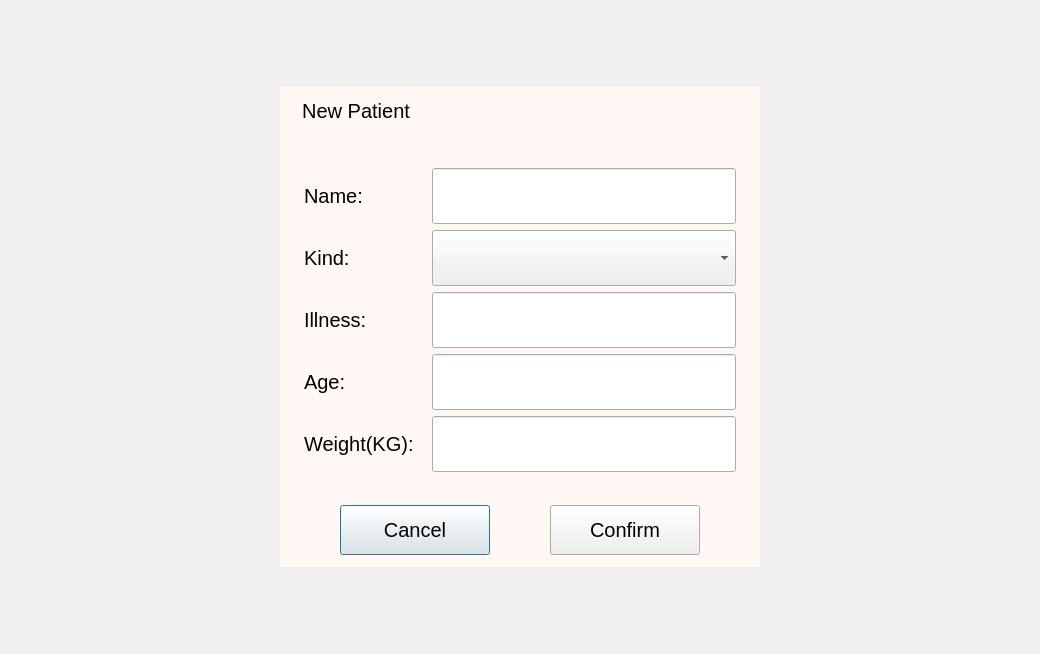
Qt form patientcreate.ui (wangmeng08/BCI) before a commit.
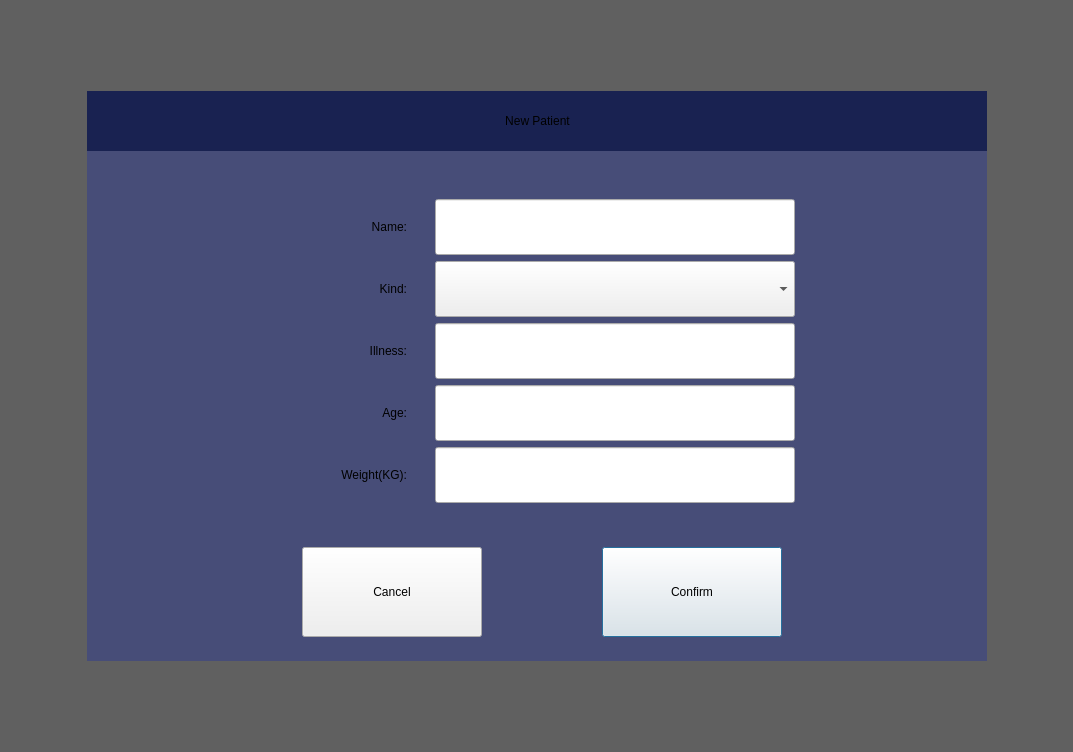
The same form after that commit.

What changed in the file:
```diff
--- a/patientcreate.ui
+++ b/patientcreate.ui
@@ -6,31 +6,69 @@
    <rect>
     <x>0</x>
     <y>0</y>
-    <width>1040</width>
-    <height>654</height>
+    <width>1073</width>
+    <height>752</height>
    </rect>
   </property>
+  <property name="minimumSize">
+   <size>
+    <width>540</width>
+    <height>380</height>
+   </size>
+  </property>
+  <property name="maximumSize">
+   <size>
+    <width>7000</width>
+    <height>4200</height>
+   </size>
+  </property>
   <property name="windowTitle">
    <string>Dialog</string>
   </property>
   <property name="styleSheet">
-   <string notr="true">font:20px;</string>
+   <string notr="true"/>
+  </property>
+  <layout class="QVBoxLayout" name="verticalLayout">
+   <property name="spacing">
+    <number>0</number>
+   </property>
+   <property name="leftMargin">
+    <number>0</number>
+   </property>
+   <property name="topMargin">
+    <number>0</number>
+   </property>
+   <property name="rightMargin">
+    <number>0</number>
+   </property>
+   <property name="bottomMargin">
+    <number>0</number>
+   </property>
+   <item>
+    <widget class="QWidget" name="widget" native="true">
+     <property name="styleSheet">
+      <string notr="true">#widget
+{
+	background-color: rgba(0, 0, 0, 153);
+}</string>
   </property>
   <layout class="QGridLayout" name="gridLayout">
-   <item row="3" column="1">
-    <spacer name="verticalSpacer_2">
-     <property name="orientation">
-      <enum>Qt::Vertical</enum>
-     </property>
-     <property name="sizeHint" stdset="0">
-      <size>
-       <width>20</width>
-       <height>69</height>
-      </size>
-     </property>
-    </spacer>
-   </item>
-   <item row="0" column="1">
+      <property name="leftMargin">
+       <number>0</number>
+      </property>
+      <property name="topMargin">
+       <number>0</number>
+      </property>
+      <property name="rightMargin">
+       <number>0</number>
+      </property>
+      <property name="bottomMargin">
+       <number>0</number>
+      </property>
+      <property name="spacing">
+       <number>0</number>
+      </property>
+      <item row="0" column="2">
     <spacer name="verticalSpacer">
      <property name="orientation">
       <enum>Qt::Vertical</enum>
@@ -38,20 +76,7 @@
      <property name="sizeHint" stdset="0">
       <size>
        <width>20</width>
-       <height>69</height>
-      </size>
-     </property>
-    </spacer>
-   </item>
-   <item row="2" column="2">
-    <spacer name="horizontalSpacer_2">
-     <property name="orientation">
-      <enum>Qt::Horizontal</enum>
-     </property>
-     <property name="sizeHint" stdset="0">
-      <size>
-       <width>262</width>
-       <height>20</height>
+          <height>88</height>
       </size>
      </property>
     </spacer>
@@ -63,84 +88,103 @@
      </property>
      <property name="sizeHint" stdset="0">
       <size>
-       <width>262</width>
+          <width>84</width>
        <height>20</height>
       </size>
      </property>
     </spacer>
    </item>
-   <item row="1" column="1" rowspan="2">
-    <widget class="QWidget" name="widget" native="true">
+      <item row="1" column="1" colspan="2">
+       <widget class="QWidget" name="widget_3" native="true">
+        <property name="sizePolicy">
+         <sizepolicy hsizetype="Expanding" vsizetype="Expanding">
+          <horstretch>0</horstretch>
+          <verstretch>0</verstretch>
+         </sizepolicy>
+        </property>
      <property name="minimumSize">
       <size>
-       <width>480</width>
-       <height>480</height>
+          <width>900</width>
+          <height>570</height>
       </size>
      </property>
      <property name="maximumSize">
       <size>
        <width>900</width>
-       <height>560</height>
+          <height>570</height>
       </size>
      </property>
      <property name="styleSheet">
-      <string notr="true">#widget{	
-	background-color: rgb(255, 248, 244);
+         <string notr="true">#widget_3{
+	background-color: #474D78;
 }</string>
      </property>
-     <layout class="QVBoxLayout" name="verticalLayout">
-      <property name="spacing">
-       <number>24</number>
-      </property>
-      <property name="leftMargin">
-       <number>0</number>
-      </property>
-      <property name="topMargin">
-       <number>0</number>
-      </property>
-      <property name="rightMargin">
-       <number>0</number>
-      </property>
-      <property name="bottomMargin">
-       <number>12</number>
-      </property>
-      <item>
-       <widget class="QLabel" name="label">
+        <widget class="QLabel" name="lblTitle">
+         <property name="geometry">
+          <rect>
+           <x>0</x>
+           <y>0</y>
+           <width>901</width>
+           <height>60</height>
+          </rect>
+         </property>
         <property name="minimumSize">
          <size>
           <width>0</width>
-          <height>48</height>
+           <height>60</height>
          </size>
         </property>
         <property name="maximumSize">
          <size>
           <width>16777215</width>
-          <height>48</height>
-         </size>
-        </property>
+           <height>60</height>
+          </size>
+         </property>
+         <property name="styleSheet">
+          <string notr="true">background-color: #192251;</string>
+         </property>
         <property name="text">
-         <string>    New Patient</string>
-        </property>
-       </widget>
-      </item>
-      <item>
-       <widget class="QWidget" name="widget_2" native="true">
-        <layout class="QGridLayout" name="gridLayout_2" columnstretch="2,5">
-         <property name="leftMargin">
-          <number>24</number>
+          <string>New Patient</string>
+         </property>
+         <property name="alignment">
+          <set>Qt::AlignCenter</set>
+         </property>
+        </widget>
+        <widget class="QPushButton" name="btnConfirm">
+         <property name="geometry">
+          <rect>
+           <x>515</x>
+           <y>456</y>
+           <width>180</width>
+           <height>90</height>
+          </rect>
          </property>
-         <property name="rightMargin">
-          <number>24</number>
+         <property name="text">
+          <string>Confirm</string>
          </property>
-         <item row="0" column="0">
-          <widget class="QLabel" name="label_2">
+        </widget>
+        <widget class="QPushButton" name="btnCancel">
+         <property name="geometry">
+          <rect>
+           <x>215</x>
+           <y>456</y>
+           <width>180</width>
+           <height>90</height>
+          </rect>
+         </property>
            <property name="text">
-            <string>Name:</string>
-           </property>
-          </widget>
-         </item>
-         <item row="0" column="1">
-          <widget class="QLineEdit" name="lblName">
+          <string>Cancel</string>
+         </property>
+        </widget>
+        <widget class="QLineEdit" name="lblAge">
+         <property name="geometry">
+          <rect>
+           <x>348</x>
+           <y>294</y>
+           <width>360</width>
+           <height>56</height>
+          </rect>
+         </property>
            <property name="sizePolicy">
             <sizepolicy hsizetype="Expanding" vsizetype="Preferred">
              <horstretch>0</horstretch>
@@ -148,23 +192,31 @@
             </sizepolicy>
            </property>
           </widget>
-         </item>
-         <item row="1" column="0">
-          <widget class="QLabel" name="label_3">
-           <property name="text">
-            <string>Kind:</string>
-           </property>
-          </widget>
-         </item>
-         <item row="2" column="0">
-          <widget class="QLabel" name="label_6">
-           <property name="text">
-            <string>Illness:</string>
-           </property>
-          </widget>
-         </item>
-         <item row="2" column="1">
+        <widget class="QLineEdit" name="lblWeight">
+         <property name="geometry">
+          <rect>
+           <x>348</x>
+           <y>356</y>
+           <width>360</width>
+           <height>56</height>
+          </rect>
+         </property>
+         <property name="sizePolicy">
+          <sizepolicy hsizetype="Expanding" vsizetype="Preferred">
+           <horstretch>0</horstretch>
+           <verstretch>0</verstretch>
+          </sizepolicy>
+         </property>
+        </widget>
           <widget class="QLineEdit" name="lblIllness">
+         <property name="geometry">
+          <rect>
+           <x>348</x>
+           <y>232</y>
+           <width>360</width>
+           <height>56</height>
+          </rect>
+         </property>
            <property name="sizePolicy">
             <sizepolicy hsizetype="Expanding" vsizetype="Preferred">
              <horstretch>0</horstretch>
@@ -172,16 +224,63 @@
             </sizepolicy>
            </property>
           </widget>
-         </item>
-         <item row="3" column="0">
+        <widget class="QComboBox" name="cmbKind">
+         <property name="geometry">
+          <rect>
+           <x>348</x>
+           <y>170</y>
+           <width>360</width>
+           <height>56</height>
+          </rect>
+         </property>
+         <property name="sizePolicy">
+          <sizepolicy hsizetype="Preferred" vsizetype="Preferred">
+           <horstretch>0</horstretch>
+           <verstretch>0</verstretch>
+          </sizepolicy>
+         </property>
+        </widget>
           <widget class="QLabel" name="label_4">
+         <property name="geometry">
+          <rect>
+           <x>100</x>
+           <y>294</y>
+           <width>220</width>
+           <height>56</height>
+          </rect>
+         </property>
            <property name="text">
             <string>Age:</string>
            </property>
-          </widget>
-         </item>
-         <item row="3" column="1">
-          <widget class="QLineEdit" name="lblAge">
+         <property name="alignment">
+          <set>Qt::AlignRight|Qt::AlignTrailing|Qt::AlignVCenter</set>
+         </property>
+        </widget>
+        <widget class="QLabel" name="label_6">
+         <property name="geometry">
+          <rect>
+           <x>100</x>
+           <y>232</y>
+           <width>220</width>
+           <height>56</height>
+          </rect>
+         </property>
+         <property name="text">
+          <string>Illness:</string>
+         </property>
+         <property name="alignment">
+          <set>Qt::AlignRight|Qt::AlignTrailing|Qt::AlignVCenter</set>
+         </property>
+        </widget>
+        <widget class="QLineEdit" name="lblName">
+         <property name="geometry">
+          <rect>
+           <x>348</x>
+           <y>108</y>
+           <width>360</width>
+           <height>56</height>
+          </rect>
+         </property>
            <property name="sizePolicy">
             <sizepolicy hsizetype="Expanding" vsizetype="Preferred">
              <horstretch>0</horstretch>
@@ -189,111 +288,86 @@
             </sizepolicy>
            </property>
           </widget>
-         </item>
-         <item row="4" column="0">
           <widget class="QLabel" name="label_5">
+         <property name="geometry">
+          <rect>
+           <x>100</x>
+           <y>356</y>
+           <width>220</width>
+           <height>56</height>
+          </rect>
+         </property>
            <property name="text">
             <string>Weight(KG):</string>
            </property>
-          </widget>
-         </item>
-         <item row="4" column="1">
-          <widget class="QLineEdit" name="lblWeight">
-           <property name="sizePolicy">
-            <sizepolicy hsizetype="Expanding" vsizetype="Preferred">
-             <horstretch>0</horstretch>
-             <verstretch>0</verstretch>
-            </sizepolicy>
-           </property>
-          </widget>
-         </item>
-         <item row="1" column="1">
-          <widget class="QComboBox" name="cmbKind">
-           <property name="sizePolicy">
-            <sizepolicy hsizetype="Preferred" vsizetype="Preferred">
-             <horstretch>0</horstretch>
-             <verstretch>0</verstretch>
-            </sizepolicy>
-           </property>
-          </widget>
-         </item>
-        </layout>
-       </widget>
-      </item>
-      <item>
-       <widget class="QWidget" name="widget_3" native="true">
-        <property name="maximumSize">
-         <size>
-          <width>1500000</width>
-          <height>50</height>
-         </size>
-        </property>
-        <layout class="QHBoxLayout" name="horizontalLayout">
-         <property name="spacing">
-          <number>0</number>
+         <property name="alignment">
+          <set>Qt::AlignRight|Qt::AlignTrailing|Qt::AlignVCenter</set>
+         </property>
+        </widget>
+        <widget class="QLabel" name="label_2">
+         <property name="geometry">
+          <rect>
+           <x>100</x>
+           <y>108</y>
+           <width>220</width>
+           <height>56</height>
+          </rect>
+         </property>
+         <property name="text">
+          <string>Name:</string>
+         </property>
+         <property name="alignment">
+          <set>Qt::AlignRight|Qt::AlignTrailing|Qt::AlignVCenter</set>
          </property>
-         <property name="leftMargin">
-          <number>0</number>
+        </widget>
+        <widget class="QLabel" name="label_3">
+         <property name="geometry">
+          <rect>
+           <x>100</x>
+           <y>170</y>
+           <width>220</width>
+           <height>56</height>
+          </rect>
          </property>
-         <property name="topMargin">
-          <number>0</number>
+         <property name="text">
+          <string>Kind:</string>
          </property>
-         <property name="rightMargin">
-          <number>0</number>
+         <property name="alignment">
+          <set>Qt::AlignRight|Qt::AlignTrailing|Qt::AlignVCenter</set>
          </property>
-         <property name="bottomMargin">
-          <number>0</number>
-         </property>
-         <item>
-          <widget class="QPushButton" name="btnCancel">
-           <property name="sizePolicy">
-            <sizepolicy hsizetype="Minimum" vsizetype="Preferred">
-             <horstretch>0</horstretch>
-             <verstretch>0</verstretch>
-            </sizepolicy>
-           </property>
-           <property name="maximumSize">
+        </widget>
+       </widget>
+      </item>
+      <item row="1" column="3">
+       <spacer name="horizontalSpacer_2">
+        <property name="orientation">
+         <enum>Qt::Horizontal</enum>
+        </property>
+        <property name="sizeHint" stdset="0">
             <size>
-             <width>150</width>
-             <height>16777215</height>
-            </size>
-           </property>
-           <property name="text">
-            <string>Cancel</string>
-           </property>
-          </widget>
-         </item>
-         <item>
-          <widget class="QPushButton" name="btnConfirm">
-           <property name="sizePolicy">
-            <sizepolicy hsizetype="Minimum" vsizetype="Preferred">
-             <horstretch>0</horstretch>
-             <verstretch>0</verstretch>
-            </sizepolicy>
-           </property>
-           <property name="maximumSize">
+          <width>83</width>
+          <height>20</height>
+         </size>
+        </property>
+       </spacer>
+      </item>
+      <item row="2" column="1">
+       <spacer name="verticalSpacer_2">
+        <property name="orientation">
+         <enum>Qt::Vertical</enum>
+        </property>
+        <property name="sizeHint" stdset="0">
             <size>
-             <width>150</width>
-             <height>16777215</height>
-            </size>
-           </property>
-           <property name="text">
-            <string>Confirm</string>
-           </property>
-          </widget>
+          <width>20</width>
+          <height>88</height>
+         </size>
+        </property>
+       </spacer>
          </item>
         </layout>
        </widget>
       </item>
      </layout>
-    </widget>
-   </item>
-  </layout>
-  <zorder>widget</zorder>
-  <zorder>horizontalSpacer</zorder>
-  <zorder>horizontalSpacer_2</zorder>
-  <zorder>verticalSpacer</zorder>
-  <zorder>verticalSpacer_2</zorder>
  </widget>
  <resources/>
  <connections/>
```
Lines whose indentation alone changed are shown as unchanged.
